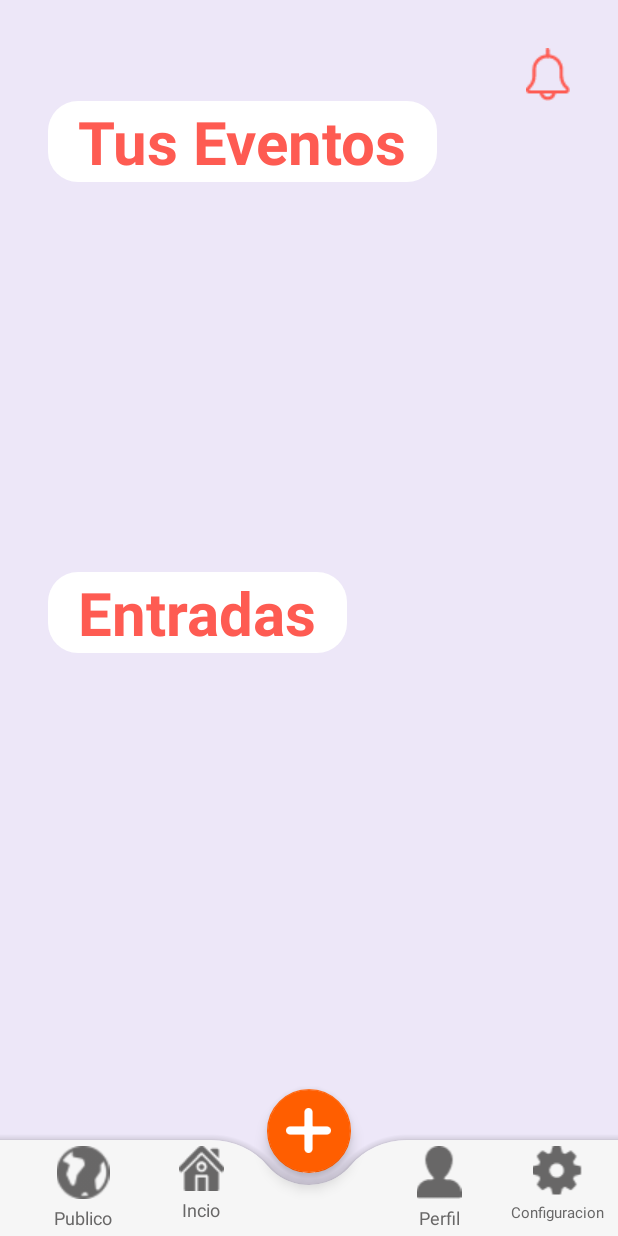
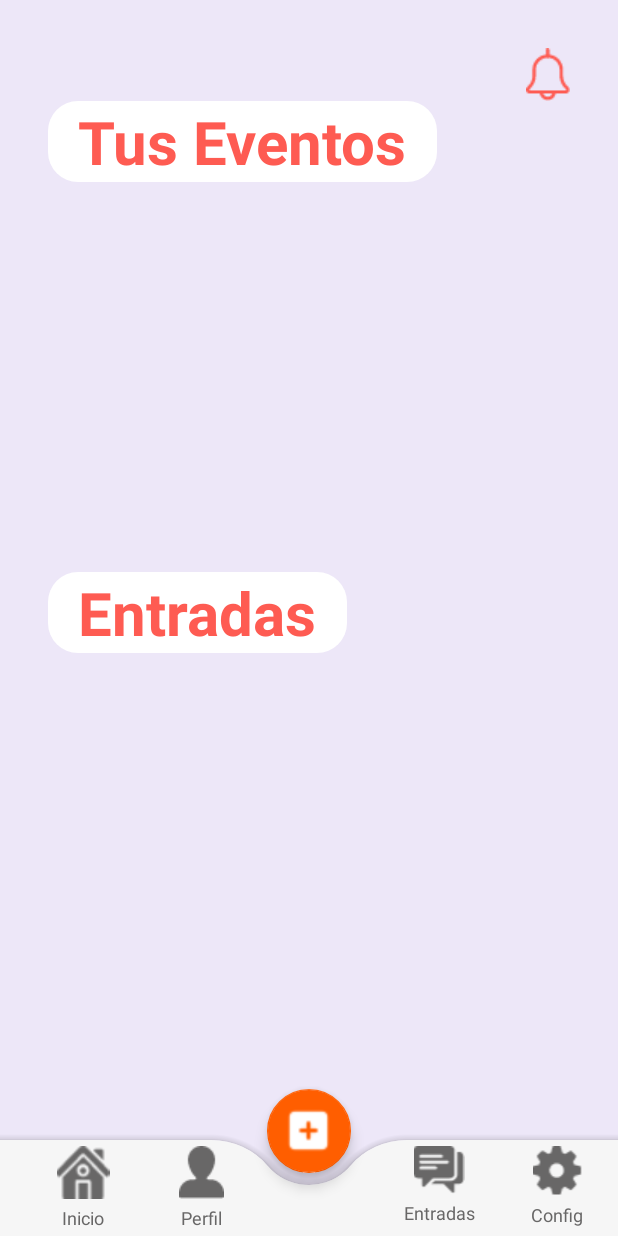
Before and after one commit to guidochavarris2/reuu_premium, an Android app: the Eventos screen opened directly, with no data from a screen before it, on a phone screen of 412 x 824 dp. Run offline under Robolectric (Android 15) with nearby library versions, the phone set to English and light mode, and no system bars; our stand-ins replace Volley.

Commit message:
correciones vistas - android Manifest

```diff
--- a/app/src/main/java/com/example/reeu_premium/Eventos.java
+++ b/app/src/main/java/com/example/reeu_premium/Eventos.java
@@ -8,6 +8,7 @@ import androidx.appcompat.app.AppCompatActivity;
 import androidx.swiperefreshlayout.widget.SwipeRefreshLayout;
 
 import android.annotation.SuppressLint;
+import android.content.Intent;
 import android.os.Bundle;
 import android.text.TextUtils;
 import android.view.View;
@@ -60,6 +61,28 @@ public class Eventos extends AppCompatActivity implements View.OnClickListener{
         listView=findViewById(lisMostraMisEventos);
         adapter3= new Adapter3(this,usuariosArrayList3);
         listView.setAdapter(adapter3);
+
+        findViewById(R.id.profile).setOnClickListener(new View.OnClickListener() {
+            @Override
+            public void onClick(View view) {
+                Intent intent = new Intent(Eventos.this, Perfil.class);
+                startActivity(intent);
+            }
+        });
+        findViewById(R.id.init).setOnClickListener(new View.OnClickListener() {
+            @Override
+            public void onClick(View view) {
+                Intent intent = new Intent(Eventos.this, MainActivity.class);
+                startActivity(intent);
+            }
+        });
+        findViewById(R.id.config).setOnClickListener(new View.OnClickListener() {
+            @Override
+            public void onClick(View view) {
+                Intent intent = new Intent(Eventos.this, Configuracion.class);
+                startActivity(intent);
+            }
+        });
 
         //leerJSON2();
         userLogin2();
--- a/app/src/main/res/layout/activity_eventos.xml
+++ b/app/src/main/res/layout/activity_eventos.xml
@@ -121,24 +121,25 @@
 
                 <LinearLayout
                     android:layout_width="0dp"
+                    android:id="@+id/init"
                     android:layout_height="match_parent"
                     android:layout_weight="0.2"
                     android:orientation="vertical">
 
                     <ImageView
-                        android:id="@+id/mundo"
+                        android:id="@+id/btnInicio"
                         android:layout_width="match_parent"
                         android:layout_height="wrap_content"
                         android:layout_marginTop="4dp"
                         android:layout_weight="1"
-                        app:srcCompat="@drawable/mapa_mundo" />
+                        app:srcCompat="@drawable/bottom_btn1" />
 
                     <TextView
-                        android:id="@+id/txtpublico"
+                        android:id="@+id/txtinicio"
                         android:layout_width="match_parent"
                         android:layout_height="wrap_content"
                         android:layout_margin="4dp"
-                        android:text="Publico"
+                        android:text="Inicio"
                         android:textAlignment="center"
                         android:textColor="#686767"
                         android:textSize="12sp" />
@@ -147,23 +148,25 @@
 
                 <LinearLayout
                     android:layout_width="0dp"
+                    android:id="@+id/profile"
+                    android:onClick="onClick"
                     android:layout_height="match_parent"
                     android:layout_weight="0.2"
                     android:orientation="vertical">
 
                     <ImageView
-                        android:id="@+id/inicio"
+                        android:id="@+id/btnperfil"
                         android:layout_width="match_parent"
                         android:layout_height="wrap_content"
                         android:layout_marginTop="4dp"
-                        app:srcCompat="@drawable/bottom_btn1" />
+                        app:srcCompat="@drawable/bottom_btn2" />
 
                     <TextView
-                        android:id="@+id/txtinicio"
+                        android:id="@+id/perfil"
                         android:layout_width="match_parent"
                         android:layout_height="wrap_content"
                         android:layout_margin="4dp"
-                        android:text="Incio"
+                        android:text="Perfil"
                         android:textAlignment="center"
                         android:textColor="#686767"
                         android:textSize="12sp" />
@@ -178,13 +181,13 @@
                     android:visibility="invisible">
 
                     <ImageView
-                        android:id="@+id/space"
+                        android:id="@+id/btnhome"
                         android:layout_width="match_parent"
                         android:layout_height="wrap_content"
                         app:srcCompat="@drawable/bottom_btn1" />
 
                     <TextView
-                        android:id="@+id/space2"
+                        android:id="@+id/home"
                         android:layout_width="match_parent"
                         android:layout_height="wrap_content"
                         android:layout_margin="4dp"
@@ -199,21 +202,22 @@
                     android:layout_width="0dp"
                     android:layout_height="match_parent"
                     android:layout_weight="0.2"
+                    android:id="@+id/entry"
                     android:orientation="vertical">
 
                     <ImageView
-                        android:id="@+id/perfil"
+                        android:id="@+id/imagenEntrada"
                         android:layout_width="match_parent"
                         android:layout_height="wrap_content"
                         android:layout_marginTop="4dp"
-                        app:srcCompat="@drawable/bottom_btn2"/>
+                        app:srcCompat="@drawable/bottom_btn3" />
 
                     <TextView
-                        android:id="@+id/txtperfil"
+                        android:id="@+id/btnentradas"
                         android:layout_width="match_parent"
                         android:layout_height="wrap_content"
                         android:layout_margin="4dp"
-                        android:text="Perfil"
+                        android:text="Entradas"
                         android:textAlignment="center"
                         android:textColor="#686767"
                         android:textSize="12sp" />
@@ -224,24 +228,25 @@
                     android:layout_width="0dp"
                     android:layout_height="match_parent"
                     android:layout_weight="0.2"
+                    android:id="@+id/config"
                     android:orientation="vertical">
 
                     <ImageView
-                        android:id="@+id/configuracion"
+                        android:id="@+id/imageView5"
                         android:layout_width="match_parent"
                         android:layout_height="wrap_content"
                         android:layout_marginTop="4dp"
                         app:srcCompat="@drawable/bottom_btn4" />
 
                     <TextView
-                        android:id="@+id/txtconfiguracion"
+                        android:id="@+id/textView12"
                         android:layout_width="match_parent"
                         android:layout_height="wrap_content"
                         android:layout_margin="4dp"
-                        android:text="Configuracion"
+                        android:text="Config"
                         android:textAlignment="center"
                         android:textColor="#686767"
-                        android:textSize="10sp" />
+                        android:textSize="12sp" />
 
                 </LinearLayout>
             </LinearLayout>
@@ -249,9 +254,10 @@
 
         <com.google.android.material.floatingactionbutton.FloatingActionButton
             android:layout_width="wrap_content"
+            android:id="@+id/agregar_evento"
             android:layout_height="wrap_content"
             android:backgroundTint="#FF5E00"
-            android:src="@drawable/anadir"
+            android:src="@drawable/agregar"
             app:backgroundTint="#FF5E00"
             app:layout_anchor="@id/app_bar"
             app:maxImageSize="30dp"
```
Also changed, not shown: app/src/main/AndroidManifest.xml (+14 -0 lines), app/src/main/java/com/example/reeu_premium/DetalleEvento.java (+4 -27 lines), app/src/main/java/com/example/reeu_premium/MainActivity.java (+21 -0 lines), app/src/main/res/layout/activity_main.xml (+12 -7 lines).
